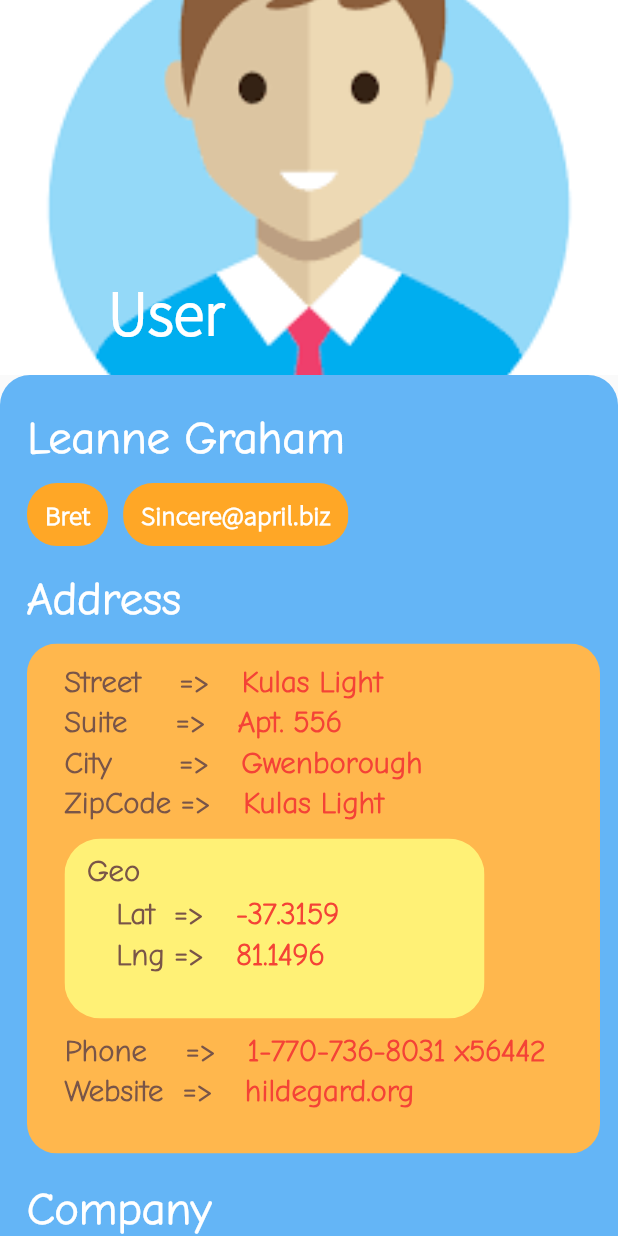
After one commit to Suraj9938/Blog_App, a Flutter app: the screen it shows after launch, after a tap on "Suraj Shrestha", on a phone screen of 412 x 824 dp. The commit adds this screen. Run offline on Flutter 3.47's test engine with Material 2 defaults, Android fonts, the phone set to English and light mode, and no system bars; our stand-ins replace carousel_pro, fancy_bottom_navigation.

Commit message:
Third Commit

```diff
--- a/lib/main.dart
+++ b/lib/main.dart
@@ -1,4 +1,5 @@
 import 'package:blog_application/screens/blog_overview_screen.dart';
+import 'package:blog_application/screens/user_detail_screen.dart';
 import 'package:flutter/material.dart';
 
 void main() {
@@ -13,6 +14,9 @@ class MyApp extends StatelessWidget {
       title: 'Blog',
       debugShowCheckedModeBanner: false,
       home: BlogOverview(),
+      routes: {
+        UserDetailScreen.routeName: (ctx) => UserDetailScreen(),
+      },
     );
   }
 }
--- a/lib/screens/blog_overview_screen.dart
+++ b/lib/screens/blog_overview_screen.dart
@@ -42,7 +42,7 @@ class _BlogOverviewState extends State<BlogOverview> {
             ),
           ),
         ),
-        backgroundColor: Colors.blue[300],
+        backgroundColor: Colors.blue[400],
         body: _screen[_currentPage],
       bottomNavigationBar: FancyBottomNavigation(
         initialSelection: _currentPage,
--- a/lib/screens/blog_screen.dart
+++ b/lib/screens/blog_screen.dart
@@ -12,7 +12,7 @@ class BlogScreen extends StatelessWidget {
         children: <Widget>[
           BlogCarousel(),
           Padding(
-            padding: EdgeInsets.only(top: 40, left: 20, bottom: 5),
+            padding: EdgeInsets.only(top: 28, left: 20, bottom: 5),
             child: Row(
               mainAxisAlignment: MainAxisAlignment.spaceBetween,
               children: [
@@ -21,7 +21,7 @@ class BlogScreen extends StatelessWidget {
                   style: TextStyle(
                     fontWeight: FontWeight.bold,
                     fontFamily: "font2",
-                    fontSize: 24,
+                    fontSize: 28,
                     color: Colors.white,
                   ),
                 ),
--- /dev/null
+++ b/lib/screens/user_detail_screen.dart
@@ -0,0 +1,67 @@
+import 'package:blog_application/widgets/user_detail.dart';
+import 'package:flutter/material.dart';
+
+class UserDetailScreen extends StatefulWidget {
+  static const routeName = "/user_detail";
+
+  @override
+  _UserDetailScreenState createState() => _UserDetailScreenState();
+}
+
+Widget _customScrollView() {
+  return CustomScrollView(
+    slivers: [
+      SliverAppBar(
+        expandedHeight: 250.0,
+        floating: false,
+        pinned: true,
+        flexibleSpace: FlexibleSpaceBar(
+          title: Text("User",
+              style: TextStyle(
+                color: Colors.white,
+                fontSize: 28,
+                fontFamily: "font2",
+                fontWeight: FontWeight.bold,
+              )),
+          background: Image.asset(
+            "assets/images/image1.png",
+            fit: BoxFit.fitWidth,
+          ),
+        ),
+      ),
+      SliverFillRemaining(
+        child: _draggableScrollableSheet(),
+      ),
+    ],
+  );
+}
+
+Widget _draggableScrollableSheet() {
+  return DraggableScrollableSheet(
+    minChildSize: 1,
+    maxChildSize: 1,
+    initialChildSize: 1,
+    builder: (ctx, scrollCounter) {
+      return Container(
+        decoration: BoxDecoration(
+            color: Colors.blue[300],
+            borderRadius: BorderRadius.only(
+              topRight: Radius.circular(20),
+              topLeft: Radius.circular(20),
+            )
+        ),
+        child: UserDetail(),
+      );
+    },
+  );
+}
+
+class _UserDetailScreenState extends State<UserDetailScreen> {
+
+  @override
+  Widget build(BuildContext context) {
+    return Scaffold(
+      body: _customScrollView(),
+    );
+  }
+}
--- /dev/null
+++ b/lib/widgets/user_detail.dart
@@ -0,0 +1,492 @@
+import 'package:flutter/material.dart';
+
+class UserDetail extends StatelessWidget {
+  @override
+  Widget build(BuildContext context) {
+    return SingleChildScrollView(
+      child: Container(
+        padding: EdgeInsets.only(left: 18, top: 15),
+        child: Column(
+          crossAxisAlignment: CrossAxisAlignment.start,
+          children: [
+            SizedBox(
+              height: 10,
+            ),
+            Text(
+              "Leanne Graham",
+              style: TextStyle(
+                color: Colors.white,
+                fontWeight: FontWeight.bold,
+                fontSize: 30,
+                fontFamily: "font1",
+              ),
+            ),
+            SizedBox(
+              height: 12,
+            ),
+            SingleChildScrollView(
+              child: Row(
+                crossAxisAlignment: CrossAxisAlignment.start,
+                children: [
+                  ClipRRect(
+                    borderRadius: BorderRadius.circular(20),
+                    child: Container(
+                      padding: EdgeInsets.only(
+                        top: 10,
+                        bottom: 9,
+                        right: 12,
+                        left: 12,
+                      ),
+                      color: Colors.orange[400],
+                      child: Text(
+                        "Bret",
+                        style: TextStyle(
+                          color: Colors.white,
+                          fontWeight: FontWeight.bold,
+                          fontSize: 18,
+                          fontFamily: "font2",
+                        ),
+                      ),
+                    ),
+                  ),
+                  SizedBox(
+                    width: 10,
+                  ),
+                  ClipRRect(
+                    borderRadius: BorderRadius.circular(20),
+                    child: Container(
+                      padding: EdgeInsets.only(
+                        top: 10,
+                        bottom: 9,
+                        right: 12,
+                        left: 12,
+                      ),
+                      color: Colors.orange[400],
+                      child: Text(
+                        "Sincere@april.biz",
+                        style: TextStyle(
+                          color: Colors.white,
+                          fontWeight: FontWeight.bold,
+                          fontSize: 18,
+                          fontFamily: "font2",
+                        ),
+                      ),
+                    ),
+                  ),
+                ],
+              ),
+            ),
+            SizedBox(
+              height: 18,
+            ),
+            Text(
+              "Address",
+              style: TextStyle(
+                color: Colors.white,
+                fontWeight: FontWeight.bold,
+                fontSize: 30,
+                fontFamily: "font1",
+              ),
+            ),
+            SizedBox(
+              height: 12,
+            ),
+            ClipRRect(
+              borderRadius: BorderRadius.circular(20),
+              child: Container(
+                color: Colors.orange[300],
+                height: 340,
+                width: MediaQuery.of(context).size.width - 30,
+                padding: EdgeInsets.only(top: 14, left: 25),
+                child: Column(
+                  crossAxisAlignment: CrossAxisAlignment.start,
+                  children: [
+                    Row(
+                      children: [
+                        Text(
+                          "Street    => ",
+                          style: TextStyle(
+                            color: Colors.brown,
+                            fontWeight: FontWeight.bold,
+                            fontSize: 20,
+                            fontFamily: "font1",
+                          ),
+                        ),
+                        SizedBox(
+                          width: 15,
+                        ),
+                        Text(
+                          "Kulas Light",
+                          style: TextStyle(
+                            color: Colors.red,
+                            fontWeight: FontWeight.bold,
+                            fontSize: 20,
+                            fontFamily: "font1",
+                          ),
+                        ),
+                      ],
+                    ),
+                    SizedBox(
+                      height: 4,
+                    ),
+                    Row(
+                      children: [
+                        Text(
+                          "Suite     => ",
+                          style: TextStyle(
+                            color: Colors.brown,
+                            fontWeight: FontWeight.bold,
+                            fontSize: 20,
+                            fontFamily: "font1",
+                          ),
+                        ),
+                        SizedBox(
+                          width: 15,
+                        ),
+                        Text(
+                          "Apt. 556",
+                          style: TextStyle(
+                            color: Colors.red,
+                            fontWeight: FontWeight.bold,
+                            fontSize: 20,
+                            fontFamily: "font1",
+                          ),
+                        ),
+                      ],
+                    ),
+                    SizedBox(
+                      height: 4,
+                    ),
+                    Row(
+                      children: [
+                        Text(
+                          "City       => ",
+                          style: TextStyle(
+                            color: Colors.brown,
+                            fontWeight: FontWeight.bold,
+                            fontSize: 20,
+                            fontFamily: "font1",
+                          ),
+                        ),
+                        SizedBox(
+                          width: 15,
+                        ),
+                        Text(
+                          "Gwenborough",
+                          style: TextStyle(
+                            color: Colors.red,
+                            fontWeight: FontWeight.bold,
+                            fontSize: 20,
+                            fontFamily: "font1",
+                          ),
+                        ),
+                      ],
+                    ),
+                    SizedBox(
+                      height: 4,
+                    ),
+                    Row(
+                      children: [
+                        Text(
+                          "ZipCode => ",
+                          style: TextStyle(
+                            color: Colors.brown,
+                            fontWeight: FontWeight.bold,
+                            fontSize: 20,
+                            fontFamily: "font1",
+                          ),
+                        ),
+                        SizedBox(
+                          width: 15,
+                        ),
+                        Text(
+                          "Kulas Light",
+                          style: TextStyle(
+                            color: Colors.red,
+                            fontWeight: FontWeight.bold,
+                            fontSize: 20,
+                            fontFamily: "font1",
+                          ),
+                        ),
+                      ],
+                    ),
+                    SizedBox(
+                      height: 12,
+                    ),
+                    ClipRRect(
+                      borderRadius: BorderRadius.circular(24),
+                      child: Container(
+                        padding: EdgeInsets.only(top: 10, left: 15),
+                        height: 120,
+                        width: 280,
+                        color: Colors.yellow[300],
+                        child: Column(
+                          crossAxisAlignment: CrossAxisAlignment.start,
+                          children: [
+                            Text(
+                              "Geo",
+                              style: TextStyle(
+                                color: Colors.brown,
+                                fontWeight: FontWeight.bold,
+                                fontSize: 20,
+                                fontFamily: "font1",
+                              ),
+                            ),
+                            SizedBox(
+                              height: 6,
+                            ),
+                            Row(
+                              children: [
+                                Text(
+                                  "   Lat  => ",
+                                  style: TextStyle(
+                                    color: Colors.brown,
+                                    fontWeight: FontWeight.bold,
+                                    fontSize: 20,
+                                    fontFamily: "font1",
+                                  ),
+                                ),
+                                SizedBox(
+                                  width: 15,
+                                ),
+                                Text(
+                                  "-37.3159",
+                                  style: TextStyle(
+                                    color: Colors.red,
+                                    fontWeight: FontWeight.bold,
+                                    fontSize: 20,
+                                    fontFamily: "font1",
+                                  ),
+                                ),
+                              ],
+                            ),
+                            SizedBox(
+                              height: 4,
+                            ),
+                            Row(
+                              children: [
+                                Text(
+                                  "   Lng => ",
+                                  style: TextStyle(
+                                    color: Colors.brown,
+                                    fontWeight: FontWeight.bold,
+                                    fontSize: 20,
+                                    fontFamily: "font1",
+                                  ),
+                                ),
+                                SizedBox(
+                                  width: 15,
+                                ),
+                                Text(
+                                  "81.1496",
+                                  style: TextStyle(
+                                    color: Colors.red,
+                                    fontWeight: FontWeight.bold,
+                                    fontSize: 20,
+                                    fontFamily: "font1",
+                                  ),
+                                ),
+                              ],
+                            ),
+                          ],
+                        ),
+                      ),
+                    ),
+                    SizedBox(
+                      height: 10,
+                    ),
+                    Row(
+                      children: [
+                        Text(
+                          "Phone    => ",
+                          style: TextStyle(
+                            color: Colors.brown,
+                            fontWeight: FontWeight.bold,
+                            fontSize: 20,
+                            fontFamily: "font1",
+                          ),
+                        ),
+                        SizedBox(
+                          width: 15,
+                        ),
+                        Text(
+                          "1-770-736-8031 x56442",
+                          style: TextStyle(
+                            color: Colors.red,
+                            fontWeight: FontWeight.bold,
+                            fontSize: 20,
+                            fontFamily: "font1",
+                          ),
+                        ),
+                      ],
+                    ),
+                    SizedBox(
+                      height: 4,
+                    ),
+                    Row(
+                      children: [
+                        Text(
+                          "Website  => ",
+                          style: TextStyle(
+                            color: Colors.brown,
+                            fontWeight: FontWeight.bold,
+                            fontSize: 20,
+                            fontFamily: "font1",
+                          ),
+                        ),
+                        SizedBox(
+                          width: 15,
+                        ),
+                        Text(
+                          "hildegard.org",
+                          style: TextStyle(
+                            color: Colors.red,
+                            fontWeight: FontWeight.bold,
+                            fontSize: 20,
+                            fontFamily: "font1",
+                          ),
+                        ),
+                      ],
+                    ),
+                  ],
+                ),
+              ),
+            ),
+            SizedBox(
+              height: 20,
+            ),
+            Text(
+              "Company",
+              style: TextStyle(
+                color: Colors.white,
+                fontWeight: FontWeight.bold,
+                fontSize: 30,
+                fontFamily: "font1",
+              ),
+            ),
+            SizedBox(
+              height: 14,
+            ),
+            ClipRRect(
+              borderRadius: BorderRadius.circular(20),
+              child: Container(
+                color: Colors.orange[300],
+                height: 260,
+                width: MediaQuery.of(context).size.width - 30,
+                padding: EdgeInsets.only(top: 14, left: 25),
+                child: Column(
+                  crossAxisAlignment: CrossAxisAlignment.start,
+                  children: [
+                    Row(
+                      children: [
+                        Text(
+                          "Name   => ",
+                          style: TextStyle(
+                            color: Colors.brown,
+                            fontWeight: FontWeight.bold,
+                            fontSize: 20,
+                            fontFamily: "font1",
+                          ),
+                        ),
+                        SizedBox(
+                          width: 15,
+                        ),
+                        Text(
+                          "Romaguera-Crona",
+                          style: TextStyle(
+                            color: Colors.red,
+                            fontWeight: FontWeight.bold,
+                            fontSize: 20,
+                            fontFamily: "font1",
+                          ),
+                        ),
+                      ],
+                    ),
+                    SizedBox(
+                      height: 4,
+                    ),
+                    Row(
+                      children: [
+                        Text(
+                          "BS       => ",
+                          style: TextStyle(
+                            color: Colors.brown,
+                            fontWeight: FontWeight.bold,
+                            fontSize: 20,
+                            fontFamily: "font1",
+                          ),
+                        ),
+                        SizedBox(
+                          width: 15,
+                        ),
+                        Text(
+                          "Apt. 556",
+                          style: TextStyle(
+                            color: Colors.red,
+                            fontWeight: FontWeight.bold,
+                            fontSize: 20,
+                            fontFamily: "font1",
+                          ),
+                        ),
+                      ],
+                    ),
+                    SizedBox(
+                      height: 14,
+                    ),
+                    ClipRRect(
+                      borderRadius: BorderRadius.circular(24),
+                      child: Container(
+                        padding: EdgeInsets.only(top: 18, left: 15),
+                        height: 158,
+                        width: 300,
+                        color: Colors.yellow[300],
+                        child: Column(
+                          crossAxisAlignment: CrossAxisAlignment.start,
+                          children: [
+                            Text(
+                              "Catch Phrase ",
+                              style: TextStyle(
+                                color: Colors.brown,
+                                fontWeight: FontWeight.bold,
+                                fontSize: 20,
+                                fontFamily: "font1",
+                              ),
+                            ),
+                            SizedBox(
+                              height: 16,
+                            ),
+                            ClipRRect(
+                              borderRadius: BorderRadius.circular(14),
+                              child: Container(
+                                padding: EdgeInsets.only(top: 10, left: 14),
+                                height: 75,
+                                width: 250,
+                                color: Colors.amberAccent,
+                                child: Text(
+                                  "Multi-layered client-server neural-net",
+                                  style: TextStyle(
+                                    color: Colors.green,
+                                    fontWeight: FontWeight.bold,
+                                    fontSize: 20,
+                                    fontFamily: "font1",
+                                  ),
+                                ),
+                              ),
+                            ),
+                          ],
+                        ),
+                      ),
+                    ),
+                  ],
+                ),
+              ),
+            ),
+            SizedBox(
+              height: 20,
+            ),
+          ],
+        ),
+      ),
+    );
+  }
+}
--- a/lib/widgets/user_listView.dart
+++ b/lib/widgets/user_listView.dart
@@ -1,3 +1,5 @@
+import 'package:blog_application/screens/user_detail_screen.dart';
+import 'package:flutter/cupertino.dart';
 import 'package:flutter/material.dart';
 
 class UserListView extends StatelessWidget {
@@ -9,15 +11,16 @@ class UserListView extends StatelessWidget {
       itemBuilder: (ctx, index) {
         return ClipRRect(
           borderRadius: BorderRadius.circular(38),
+          child: InkWell(
+            onTap: () {
+              Navigator.pushNamed(context, UserDetailScreen.routeName);
+            },
             child: Card(
               color: Colors.orange[200],
               margin: EdgeInsets.only(top: 9, bottom: 9, left: 6, right: 6),
               child: Row(
                 children: <Widget>[
                   Container(
-                  child: InkWell(
-                    onTap: () {
-                    },
                     child: Image.asset(
                       "assets/images/image1.png",
                       fit: BoxFit.fill,
@@ -25,11 +28,61 @@ class UserListView extends StatelessWidget {
                       height: 170,
                     ),
                   ),
+                  SizedBox(
+                    width: 12,
                   ),
                   Container(
-                  width: 168,
+                    width: 180,
+                    child: Column(
+                      crossAxisAlignment: CrossAxisAlignment.start,
+                      children: [
+                        SizedBox(
+                          height: 8,
+                        ),
+                        Text(
+                          "Suraj Shrestha",
+                          style: TextStyle(
+                            fontFamily: "font2",
+                            color: Colors.white,
+                            fontSize: 25,
+                            fontWeight: FontWeight.bold,
+                          ),
+                        ),
+                        SizedBox(
+                          height: 5,
+                        ),
+                        Text(
+                          "Islington",
+                          style: TextStyle(
+                            fontFamily: "font2",
+                            color: Colors.white,
+                            fontSize: 20,
+                            fontWeight: FontWeight.bold,
+                          ),
+                        ),
+                        SizedBox(
+                          height: 10,
+                        ),
+                        ClipRRect(
+                            borderRadius: BorderRadius.circular(20),
+                            child: Container(
+                              padding: EdgeInsets.only(top: 10, bottom: 10, left: 5, right: 8),
+                              color: Colors.blue,
+                              child: Text(
+                                "surajlal@gmail.com",
+                                style: TextStyle(
+                                  fontFamily: "font2",
+                                  color: Colors.white,
+                                  fontSize: 18,
+                                  fontWeight: FontWeight.bold,
+                                ),
+                              ),
+                            )),
+                      ],
+                    ),
                   ),
                 ],
+              ),
             ),
           ),
         );
```
Lines whose indentation alone changed are shown as unchanged.
